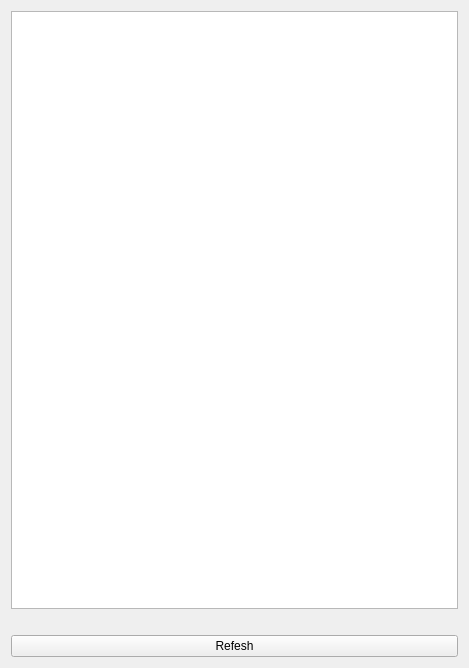
Old version of the form gui/scorewindow.ui in the repository yrambler2001/game_4096.
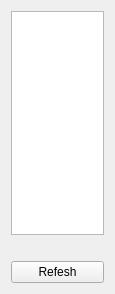
New version of the form.

Commit message: resized stats window

```diff
--- a/gui/scorewindow.ui
+++ b/gui/scorewindow.ui
@@ -6,8 +6,8 @@
    <rect>
     <x>0</x>
     <y>0</y>
-    <width>469</width>
-    <height>668</height>
+    <width>115</width>
+    <height>294</height>
    </rect>
   </property>
   <property name="windowTitle">
```
The commit also changes 2 other files.
